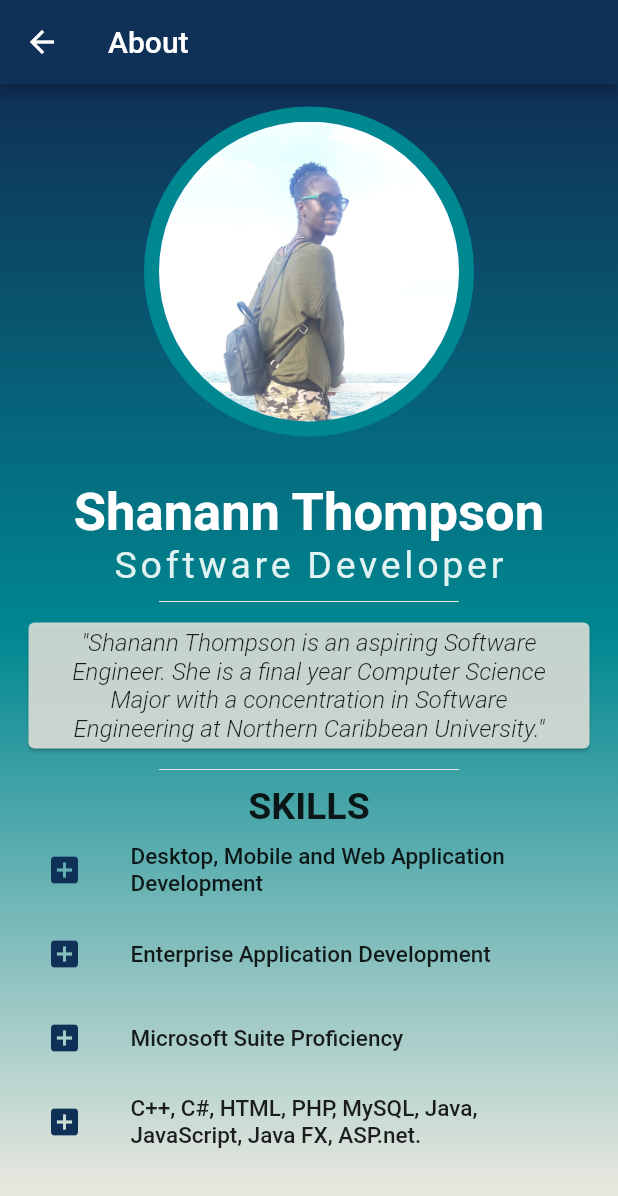
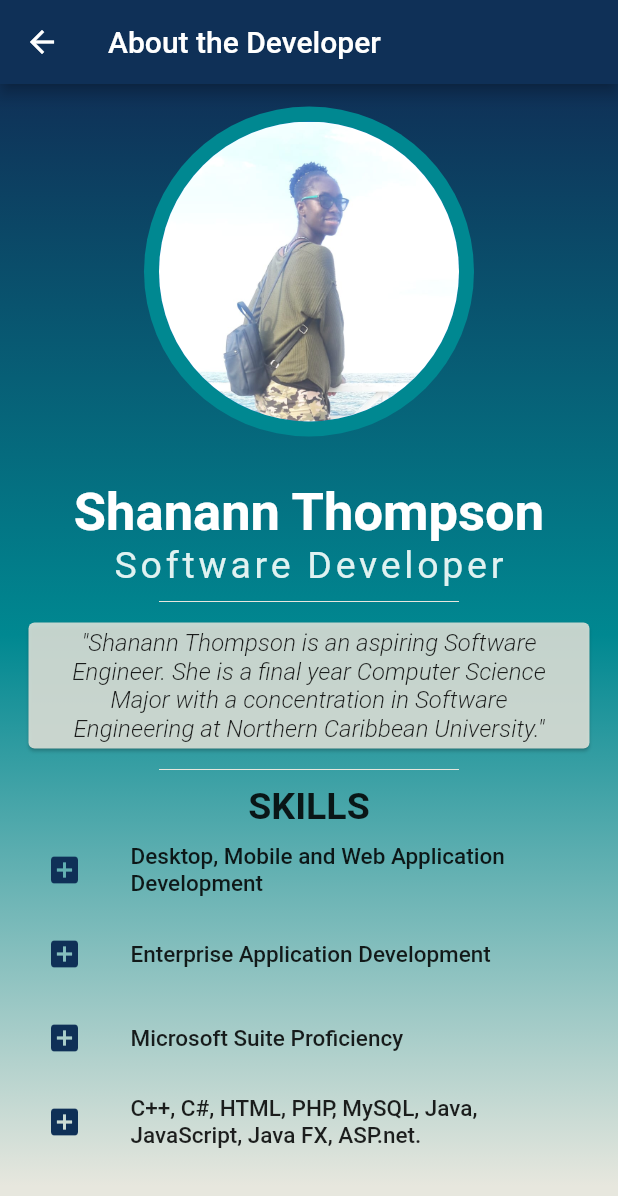
Before and after one commit to Scarlett-Designs/my_supermarket_shopping_list, a Flutter app: the AboutAuthor screen opened directly, on a phone screen of 412 x 824 dp. Shown: the top 1196 px of the screen. Run offline on Flutter 3.47's test engine with Material 2 defaults, Android fonts, the phone set to English and light mode, and no system bars.

Commit message:
changed tab name for About the Developer

```diff
--- a/lib/main.dart
+++ b/lib/main.dart
@@ -203,7 +203,6 @@ class _MyAppState extends State<MyApp> {
           ]),
       drawer: Drawer(
         child: ListView(
-          //padding: EdgeInsets.zero,
           children: <Widget>[
             DrawerHeader(
               child: Align(
@@ -212,7 +211,6 @@ class _MyAppState extends State<MyApp> {
                   'Menu',
                   style: TextStyle(
                     fontSize: 40.0,
-                    //fontWeight: FontWeight.bold,
                     color: Colors.white,
                     letterSpacing: 4,
                   ),
@@ -242,7 +240,7 @@ class _MyAppState extends State<MyApp> {
             ),
             ListTile(
               title: Text(
-                'About Author',
+                'About the Developer',
                 style: TextStyle(
                   fontSize: 20.0,
                 ),
@@ -276,7 +274,7 @@ class AboutAuthor extends StatelessWidget {
     return Scaffold(
       appBar: AppBar(
         backgroundColor: Color.fromRGBO(15, 48, 87, 1),
-        title: Text("About"),
+        title: Text("About the Developer"),
       ),
       body: SingleChildScrollView(
         child: Container(
```
